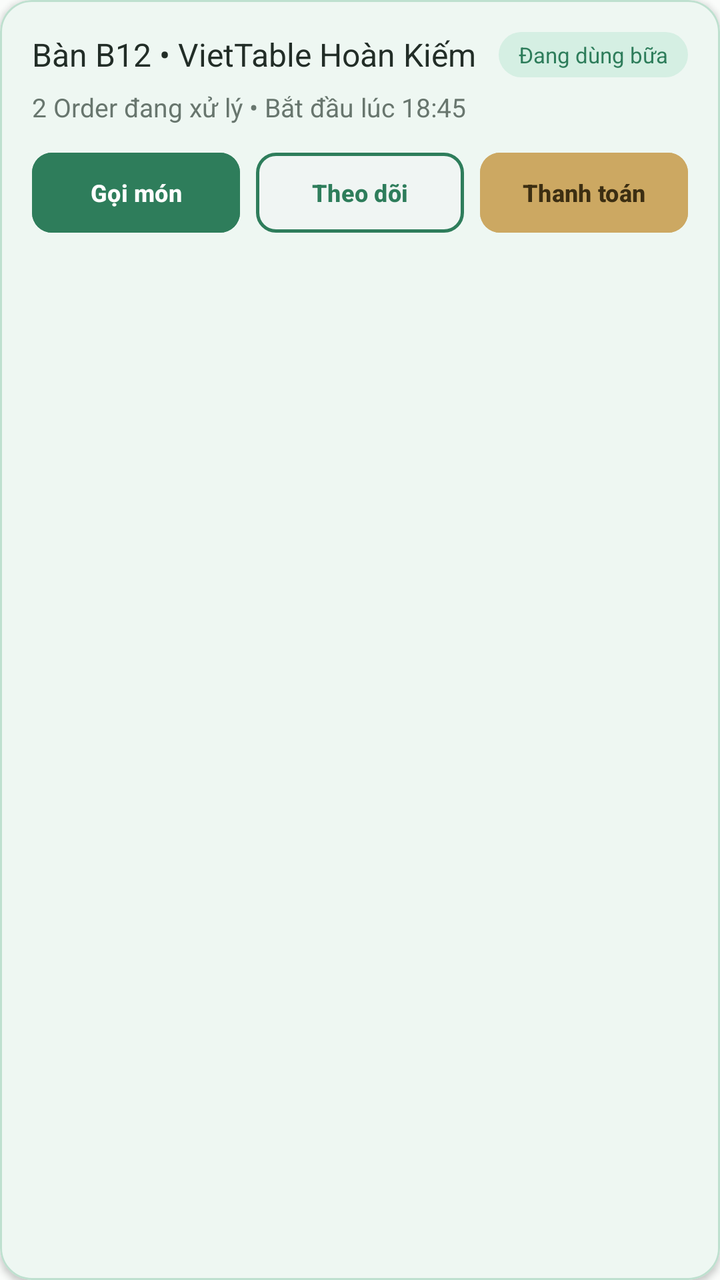
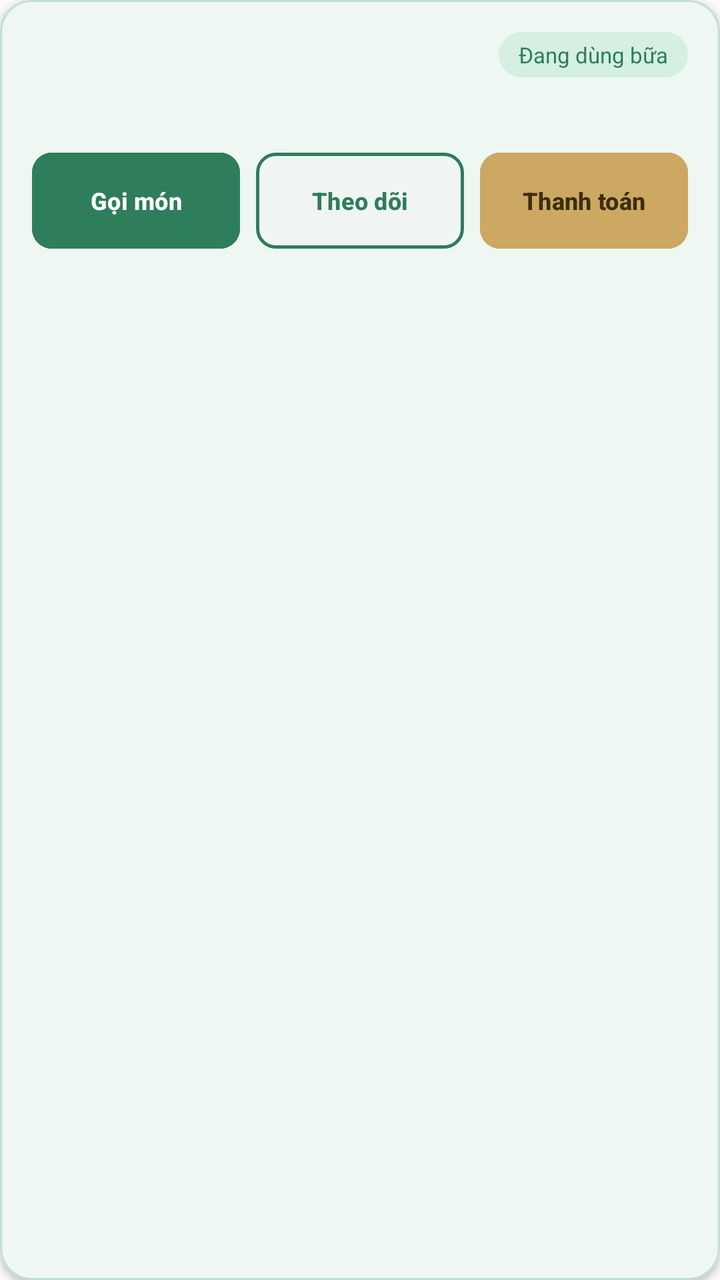

Compare the two renders of this Android layout. The source of the first and the diff that turns it into the second are given below.
<!-- AndroidManifest.xml: application theme Theme.VietTable -->
<!-- res/layout/view_active_dining_card.xml -->
<?xml version="1.0" encoding="utf-8"?>
<com.google.android.material.card.MaterialCardView
    xmlns:android="http://schemas.android.com/apk/res/android"
    xmlns:app="http://schemas.android.com/apk/res-auto"
    android:id="@+id/cardActiveDining"
    style="@style/Widget.VietTable.Card.ActiveDining"
    android:layout_width="match_parent"
    android:layout_height="wrap_content"
    android:layout_marginHorizontal="16dp"
    android:layout_marginVertical="8dp"
    android:clickable="true"
    android:focusable="true">

    <LinearLayout
        android:layout_width="match_parent"
        android:layout_height="wrap_content"
        android:orientation="vertical"
        android:padding="16dp">

        
        <LinearLayout
            android:layout_width="match_parent"
            android:layout_height="wrap_content"
            android:gravity="center_vertical"
            android:orientation="horizontal">

            <TextView
                android:id="@+id/tvDiningTable"
                android:layout_width="0dp"
                android:layout_height="wrap_content"
                android:layout_weight="1"
                android:fontFamily="sans-serif-bold"
                android:text="Bàn B12 • VietTable Hoàn Kiếm"
                android:textColor="@color/text_primary"
                android:textSize="16sp" />

            <TextView
                android:id="@+id/tvDiningBadge"
                android:layout_width="wrap_content"
                android:layout_height="wrap_content"
                android:background="@drawable/bg_status_badge"
                android:backgroundTint="#D5EFE3"
                android:fontFamily="sans-serif-bold"
                android:paddingHorizontal="10dp"
                android:paddingVertical="4dp"
                android:text="@string/active_dining_badge"
                android:textColor="@color/primary"
                android:textSize="11sp" />
        </LinearLayout>

        
        <TextView
            android:id="@+id/tvDiningOrdersSummary"
            android:layout_width="wrap_content"
            android:layout_height="wrap_content"
            android:layout_marginTop="6dp"
            android:text="2 Order đang xử lý • Bắt đầu lúc 18:45"
            android:textColor="@color/text_secondary"
            android:textSize="13sp" />

        
        <LinearLayout
            android:layout_width="match_parent"
            android:layout_height="wrap_content"
            android:layout_marginTop="14dp"
            android:gravity="center_vertical"
            android:orientation="horizontal">

            <com.google.android.material.button.MaterialButton
                android:id="@+id/btnDiningOrderMore"
                style="@style/Widget.VietTable.Button.Primary"
                android:layout_width="0dp"
                android:layout_height="40dp"
                android:layout_weight="1"
                android:insetTop="0dp"
                android:insetBottom="0dp"
                android:padding="0dp"
                android:text="@string/active_dining_action_order"
                android:textSize="12sp"
                app:cornerRadius="10dp" />

            <View
                android:layout_width="8dp"
                android:layout_height="1dp" />

            <com.google.android.material.button.MaterialButton
                android:id="@+id/btnDiningTrack"
                style="@style/Widget.VietTable.Button.OutlinedLight"
                android:layout_width="0dp"
                android:layout_height="40dp"
                android:layout_weight="1"
                android:insetTop="0dp"
                android:insetBottom="0dp"
                android:padding="0dp"
                android:text="@string/active_dining_action_track"
                android:textSize="12sp"
                app:cornerRadius="10dp" />

            <View
                android:layout_width="8dp"
                android:layout_height="1dp" />

            <com.google.android.material.button.MaterialButton
                android:id="@+id/btnDiningPay"
                style="@style/Widget.VietTable.Button.Gold"
                android:layout_width="0dp"
                android:layout_height="40dp"
                android:layout_weight="1"
                android:insetTop="0dp"
                android:insetBottom="0dp"
                android:padding="0dp"
                android:text="@string/active_dining_action_pay"
                android:textSize="12sp"
                app:cornerRadius="10dp" />
        </LinearLayout>
    </LinearLayout>
</com.google.android.material.card.MaterialCardView>
<!-- resources referenced by this layout -->
<resources>
  <color name="primary">#2E7D5B</color>
  <color name="text_primary">#222D27</color>
  <color name="text_secondary">#68766E</color>
  <string name="active_dining_action_order">Gọi món</string>
  <string name="active_dining_action_pay">Thanh toán</string>
  <string name="active_dining_action_track">Theo dõi</string>
  <string name="active_dining_badge">Đang dùng bữa</string>
  <style name="Theme.VietTable" parent="Base.Theme.VietTable" />
  <color name="gold_btn_text">#3C2E12</color>
  <dimen name="btn_height_primary">52dp</dimen>
  <dimen name="radius_medium">12dp</dimen>
  <dimen name="radius_large">16dp</dimen>
  <color name="primary_container">#EEF7F2</color>
  <style name="Base.Theme.VietTable" parent="Theme.Material3.Light.NoActionBar">
          
          <item name="colorPrimary">@color/primary</item>
          <item name="colorPrimaryDark">@color/primary_dark</item>
          <item name="colorOnPrimary">@color/on_primary</item>
          <item name="colorPrimaryContainer">@color/primary_container</item>
          <item name="colorOnPrimaryContainer">@color/on_primary_container</item>
  
          <item name="colorSecondary">@color/accent_gold</item>
          <item name="colorOnSecondary">@color/white</item>
          <item name="colorSecondaryContainer">@color/accent_gold_container</item>
          <item name="colorOnSecondaryContainer">@color/accent_gold_dark</item>
  
          <item name="android:colorBackground">@color/bg_cream</item>
          <item name="colorSurface">@color/surface</item>
          <item name="colorOnSurface">@color/text_primary</item>
          <item name="colorSurfaceVariant">@color/surface_variant</item>
  
          <item name="colorError">@color/semantic_error</item>
          <item name="colorOnError">@color/white</item>
  
          
          <item name="android:statusBarColor">@android:color/transparent</item>
          <item name="android:windowLightStatusBar">true</item>
          <item name="android:navigationBarColor">@android:color/transparent</item>
          <item name="android:windowLightNavigationBar">true</item>
  
          
          <item name="colorAccent">@color/primary</item>
          <item name="alertDialogTheme">@style/ThemeOverlay.VietTable.Dialog.Alert</item>
          <item name="materialAlertDialogTheme">@style/ThemeOverlay.VietTable.MaterialAlertDialog</item>
          <item name="buttonBarPositiveButtonStyle">@style/Widget.VietTable.Dialog.Button.Positive</item>
          <item name="buttonBarNegativeButtonStyle">@style/Widget.VietTable.Dialog.Button.Negative</item>
          <item name="buttonBarNeutralButtonStyle">@style/Widget.VietTable.Dialog.Button.Neutral</item>
          <item name="materialButtonStyle">@style/Widget.VietTable.Button.Primary</item>
          <item name="materialButtonOutlinedStyle">@style/Widget.VietTable.Button.Outlined</item>
          <item name="borderlessButtonStyle">@style/Widget.VietTable.Button.Text</item>
          <item name="materialCardViewStyle">@style/Widget.VietTable.Card</item>
          <item name="textInputStyle">@style/Widget.VietTable.TextInputLayout</item>
          <item name="toolbarStyle">@style/Widget.VietTable.Toolbar</item>
          <item name="bottomNavigationStyle">@style/Widget.VietTable.BottomNavigationView</item>
      </style>
  <dimen name="text_button">14sp</dimen>
  <color name="primary_dark">#24654A</color>
  <color name="on_primary">#FFFFFF</color>
  <color name="on_primary_container">#1B4E38</color>
  <color name="accent_gold">#CCA862</color>
  <color name="white">#FFFFFFFF</color>
  <color name="accent_gold_container">#FAF5EB</color>
  <color name="accent_gold_dark">#9E7D33</color>
  <color name="bg_cream">#FAFCFA</color>
  <color name="surface">#FFFFFF</color>
  <color name="surface_variant">#F3F7F5</color>
  <color name="semantic_error">#D32F2F</color>
  <color name="transparent">#00000000</color>
  <dimen name="card_elevation">1.5dp</dimen>
  <color name="divider">#E9EFEB</color>
  <dimen name="card_stroke_width">1dp</dimen>
  <!-- unchanged entries left out for length: 21 -->
</resources>

<!-- the commit's change to res/layout/view_active_dining_card.xml (unified diff, before → after) -->
@@ -30,7 +30,7 @@
                 android:layout_height="wrap_content"
                 android:layout_weight="1"
                 android:fontFamily="sans-serif-bold"
-                android:text="Bàn B12 • VietTable Hoàn Kiếm"
+                android:text=""
                 android:textColor="@color/text_primary"
                 android:textSize="16sp" />
 
@@ -54,7 +54,7 @@
             android:layout_width="wrap_content"
             android:layout_height="wrap_content"
             android:layout_marginTop="6dp"
-            android:text="2 Order đang xử lý • Bắt đầu lúc 18:45"
+            android:text=""
             android:textColor="@color/text_secondary"
             android:textSize="13sp" />
 
@@ -70,7 +70,7 @@
                 android:id="@+id/btnDiningOrderMore"
                 style="@style/Widget.VietTable.Button.Primary"
                 android:layout_width="0dp"
-                android:layout_height="40dp"
+                android:layout_height="48dp"
                 android:layout_weight="1"
                 android:insetTop="0dp"
                 android:insetBottom="0dp"
@@ -87,7 +87,7 @@
                 android:id="@+id/btnDiningTrack"
                 style="@style/Widget.VietTable.Button.OutlinedLight"
                 android:layout_width="0dp"
-                android:layout_height="40dp"
+                android:layout_height="48dp"
                 android:layout_weight="1"
                 android:insetTop="0dp"
                 android:insetBottom="0dp"
@@ -104,7 +104,7 @@
                 android:id="@+id/btnDiningPay"
                 style="@style/Widget.VietTable.Button.Gold"
                 android:layout_width="0dp"
-                android:layout_height="40dp"
+                android:layout_height="48dp"
                 android:layout_weight="1"
                 android:insetTop="0dp"
                 android:insetBottom="0dp"
<!-- resource entries referenced after the edit -->
@@ -38,7 +38,6 @@
           <item name="android:statusBarColor">@android:color/transparent</item>
           <item name="android:windowLightStatusBar">true</item>
           <item name="android:navigationBarColor">@android:color/transparent</item>
-          <item name="android:windowLightNavigationBar">true</item>
   
           
           <item name="colorAccent">@color/primary</item>
